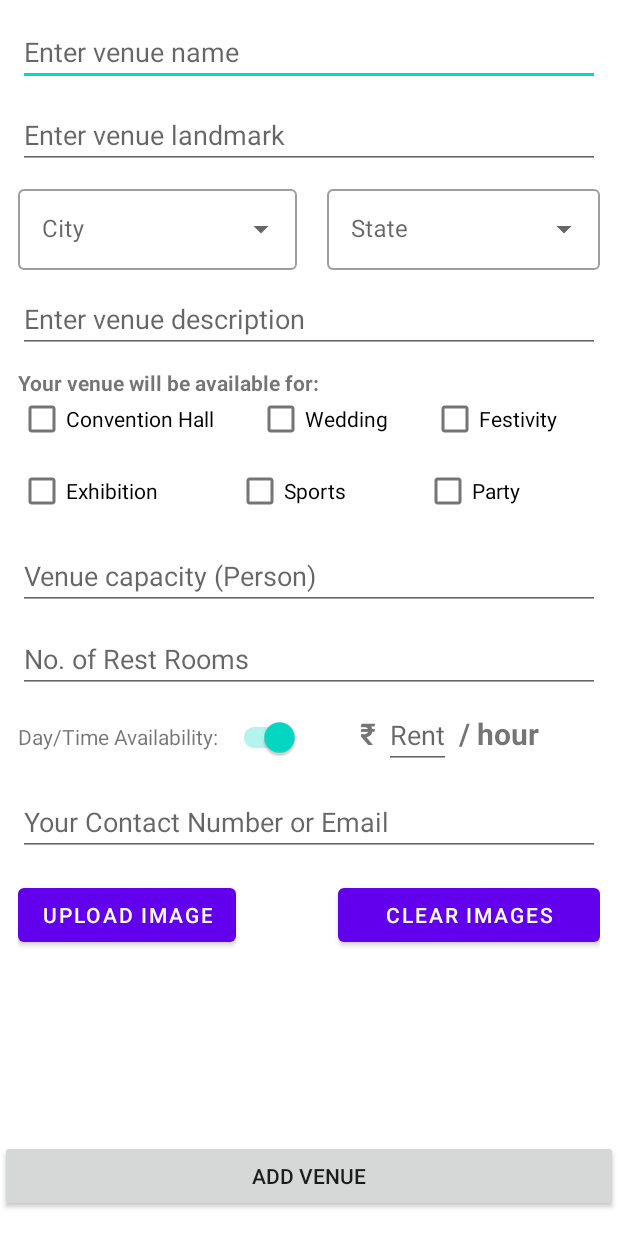
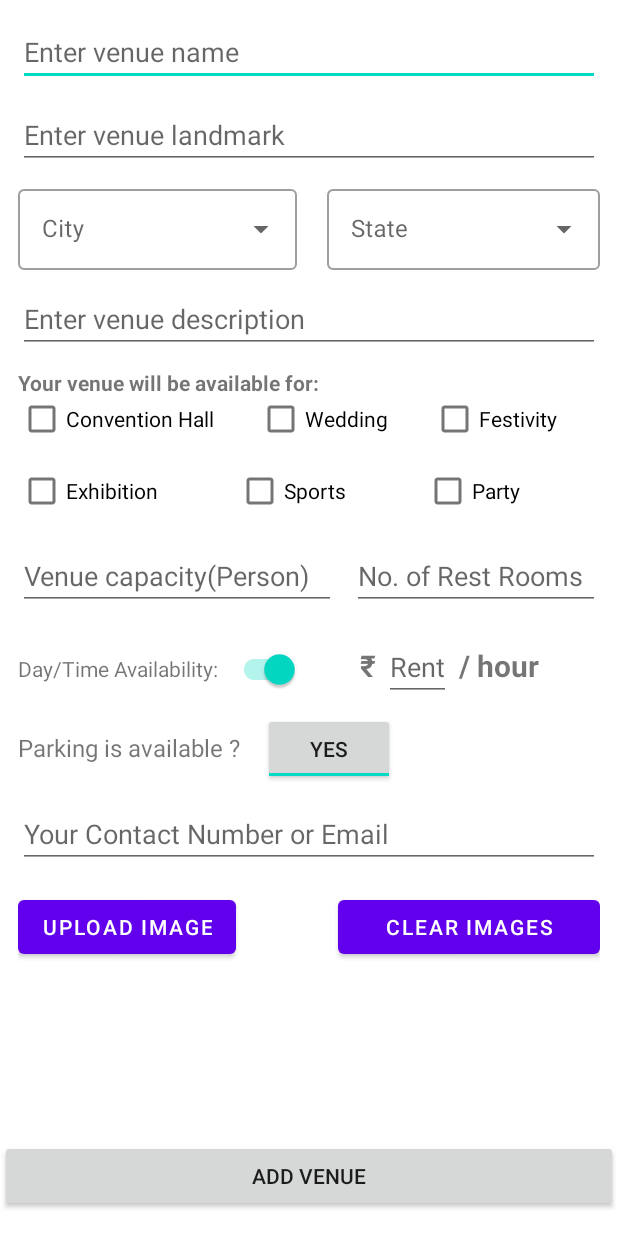
Before and after one commit to HarshPanchal18/Venue-Dealer, an Android app: the AddVenueActivity screen opened directly, with no data from a screen before it, on a phone screen of 412 x 824 dp. Run offline under Robolectric (Android 15) with nearby library versions, the phone set to English and light mode, and no system bars; our stand-ins replace Firebase (no records; nobody signed in at launch, a user with empty details on screens opened directly).

Commit message:
Reformatted add venue layouts
Trying to retrieve firestore collection

```diff
--- a/app/src/main/java/com/example/book_venue/AddVenueActivity.kt
+++ b/app/src/main/java/com/example/book_venue/AddVenueActivity.kt
@@ -185,6 +185,7 @@ class AddVenueActivity : AppCompatActivity() {
         val capacity=venueCapacity.text.toString()
         val dealerContact=dealerPhNo.text.toString()
         val availability= dayTimeAvailability.isChecked.toString()
+        val parkingAvailability= parkingToggle.isChecked.toString()
         val rentPerHour=rentPrice.text.toString()
         val restRooms=restRooms.text.toString()
 
@@ -224,6 +225,7 @@ class AddVenueActivity : AppCompatActivity() {
             summaryResult["Capacity"]=capacity
             summaryResult["RentPerHour"]=rentPerHour
             summaryResult["RestRooms"]=restRooms
+            summaryResult["Parking"]=parkingAvailability
             summaryResult["Availability"]=availability
             summaryResult["userId"]=user.uid
 
@@ -252,6 +254,7 @@ class AddVenueActivity : AppCompatActivity() {
         festivity.isChecked=false
         party.isChecked=false
         dayTimeAvailability.isChecked=true
+        parkingToggle.isChecked=true
 
         summaryResult.clear()
         venue_types.clear()
--- a/app/src/main/java/com/example/book_venue/HomeActivity.kt
+++ b/app/src/main/java/com/example/book_venue/HomeActivity.kt
@@ -37,5 +37,6 @@ class HomeActivity : AppCompatActivity() {
 
         viewVenuebtn.setOnClickListener {
             startActivity(Intent(this,ViewVenueActivity::class.java))
+            //Toast.makeText(this,"Thand rakh bhaii\nLaa rha hun sabb",Toast.LENGTH_SHORT).show()
         }
     }}
--- a/app/src/main/java/com/example/book_venue/ItemModel.kt
+++ /dev/null
@@ -1,4 +0,0 @@
-package com.example.book_venue
-
-class ItemModel(var id:String, var imageUrls: ArrayList<String>) {
-}
--- a/app/src/main/res/layout/activity_add_venue.xml
+++ b/app/src/main/res/layout/activity_add_venue.xml
@@ -115,10 +115,10 @@
                 android:id="@+id/dealerPhNo"
                 android:layout_width="match_parent"
                 android:layout_height="wrap_content"
-                android:layout_below="@id/availableLayout"
+                android:layout_below="@id/parkingLayout"
                 android:layout_marginTop="10dp"
                 android:hint="@string/dealer_contact_number"
-                android:inputType="phone"
+                android:inputType="phone|textEmailAddress"
                 android:maxLines="1" />
 
             <TextView
@@ -183,33 +183,45 @@
                     android:layout_height="wrap_content"/>
             </LinearLayout>
 
+            <LinearLayout
+                android:layout_below="@id/venueTypes1"
+                android:id="@+id/capacity"
+                android:orientation="horizontal"
+                android:layout_width="match_parent"
+                android:layout_height="wrap_content">
+
             <EditText
                 android:id="@+id/venueCapacity"
-                android:layout_width="match_parent"
+                android:layout_width="wrap_content"
                 android:layout_height="wrap_content"
-                android:layout_below="@id/venueTypes1"
                 android:layout_marginVertical="10dp"
-                android:hint="Venue capacity (Person)"
-                android:inputType="number"
+                android:layout_weight="2"
+                android:layout_marginEnd="5dp"
+                android:layout_gravity="center"
+                android:hint="Venue capacity(Person)"
+                android:inputType="phone|number"
                 android:lines="1"
                 android:maxLength="10" />
 
                 <EditText
                     android:id="@+id/restRooms"
-                android:layout_width="match_parent"
+                    android:layout_width="wrap_content"
                     android:layout_height="wrap_content"
-                android:layout_below="@id/venueCapacity"
+                    android:layout_weight="1"
+                    android:layout_marginStart="5dp"
+                    android:layout_gravity="center"
                     android:hint="No. of Rest Rooms"
                     android:inputType="number"
                     android:lines="1"
                     android:maxLength="3" />
+            </LinearLayout>
 
             <LinearLayout
                 android:layout_marginTop="5dp"
                 android:id="@+id/availableLayout"
                 android:layout_width="match_parent"
                 android:layout_height="wrap_content"
-                android:layout_below="@id/restRooms">
+                android:layout_below="@id/capacity">
 
                 <LinearLayout
                     android:layout_weight="1"
@@ -249,6 +261,7 @@
                     android:layout_width="wrap_content"
                     android:layout_height="wrap_content"
                     android:layout_marginStart="5dp"
+                    android:inputType="numberDecimal"
                     android:maxLines="1"
                     android:hint="Rent"/>
                 <TextView
@@ -259,6 +272,39 @@
                     android:layout_width="wrap_content"
                     android:layout_height="wrap_content"/>
                 </LinearLayout>
+            </LinearLayout>
+
+            <LinearLayout
+                android:id="@+id/parkingLayout"
+                android:layout_below="@id/availableLayout"
+                android:orientation="horizontal"
+                android:layout_marginTop="5dp"
+                android:layout_width="match_parent"
+                android:layout_height="wrap_content">
+
+                <TextView
+                    android:layout_width="wrap_content"
+                    android:layout_height="wrap_content"
+                    android:textSize="16sp"
+                    android:text="Parking is available ?" />
+
+                <!--
+                <androidx.appcompat.widget.SwitchCompat
+                    android:id="@+id/parkingSwitch"
+                    android:layout_width="wrap_content"
+                    android:layout_height="wrap_content"
+                    android:checked="true"
+                    android:layout_marginStart="16dp" />
+                -->
+
+                <ToggleButton
+                    android:id="@+id/parkingToggle"
+                    android:textOn="Yes"
+                    android:textOff="No"
+                    android:checked="true"
+                    android:layout_marginStart="15dp"
+                    android:layout_width="wrap_content"
+                    android:layout_height="wrap_content"/>
             </LinearLayout>
 
             <Button
@@ -300,9 +346,9 @@
                 android:id="@+id/selected_images_Rview"
                 android:layout_width="match_parent"
                 android:layout_height="120dp"
-                android:padding="5dp"
                 android:layout_below="@id/chooseImage"
-                android:layout_marginTop="16sp" />
+                android:layout_marginTop="16sp"
+                android:padding="5dp" />
         </RelativeLayout>
     </ScrollView>
 
```
Also changed, not shown: app/src/main/java/com/example/book_venue/MyViewHolder.kt (added, +23 -0 lines), app/src/main/java/com/example/book_venue/Venue.kt (+49 -10 lines), app/src/main/java/com/example/book_venue/VenueAdapter.kt (+16 -1 lines), app/src/main/java/com/example/book_venue/ViewPagerAdapter.kt (deleted, +0 -36 lines), app/src/main/java/com/example/book_venue/ViewVenueActivity.kt (+45 -37 lines), app/src/main/res/layout/venue_card.xml (+8 -8 lines). Lines whose indentation alone changed are shown as unchanged.
